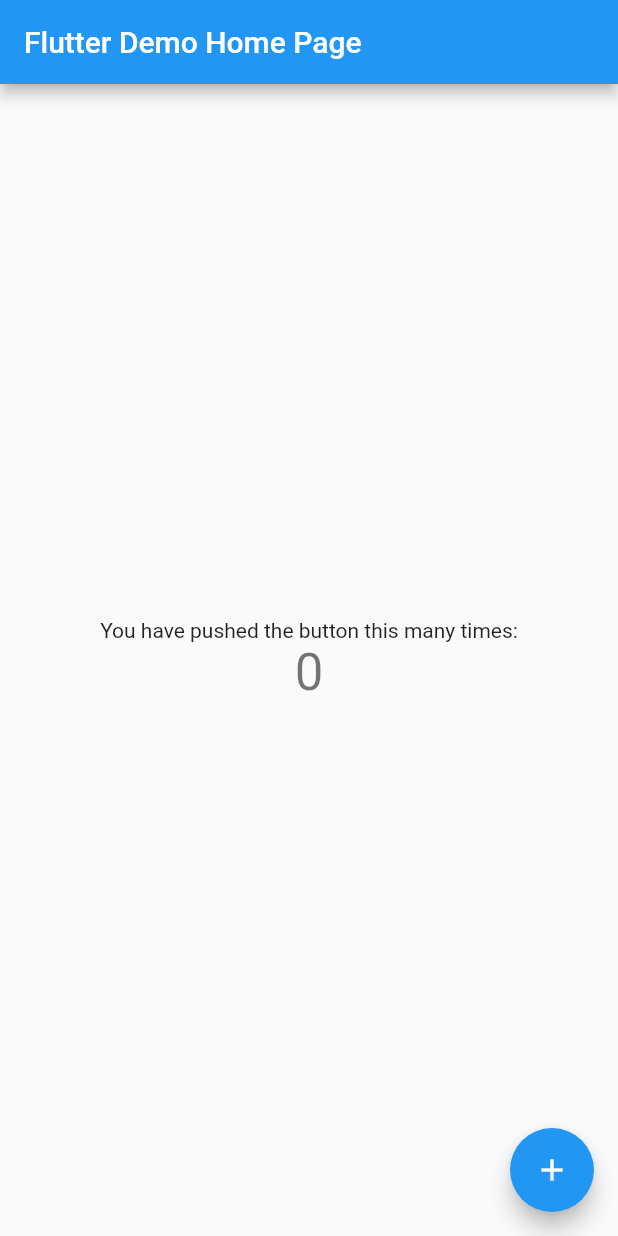
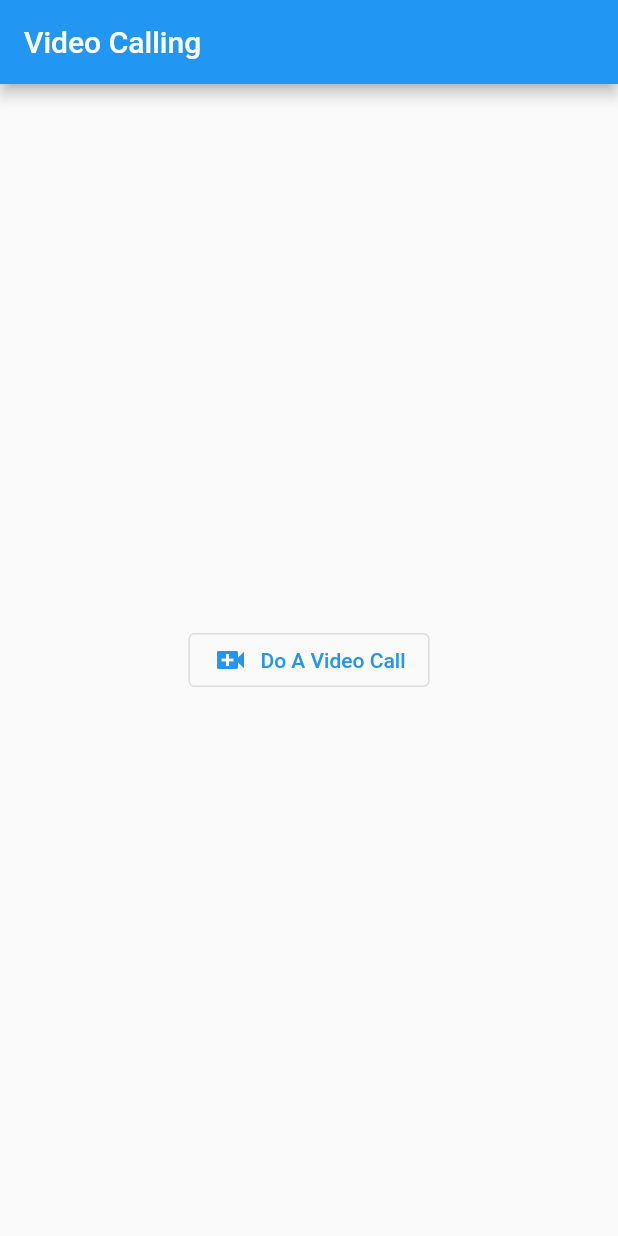
Before and after one commit to SyedAbdalAhmedShah/videoCalling, a Flutter app: the screen it shows after launch, on a phone screen of 412 x 824 dp. Run offline on Flutter 3.47's test engine with Material 2 defaults, Android fonts, the phone set to English and light mode, and no system bars; missing offline and left inert: agora_uikit.

```diff
--- a/lib/main.dart
+++ b/lib/main.dart
@@ -1,4 +1,5 @@
 import 'package:flutter/material.dart';
+import 'package:video_calling/view/home_screen.dart';
 
 void main() {
   runApp(const MyApp());
@@ -24,92 +25,7 @@ class MyApp extends StatelessWidget {
         // is not restarted.
         primarySwatch: Colors.blue,
       ),
-      home: const MyHomePage(title: 'Flutter Demo Home Page'),
+      home: const HomeScreen(),
     );
   }
 }
-
-class MyHomePage extends StatefulWidget {
-  const MyHomePage({Key? key, required this.title}) : super(key: key);
-
-  // This widget is the home page of your application. It is stateful, meaning
-  // that it has a State object (defined below) that contains fields that affect
-  // how it looks.
-
-  // This class is the configuration for the state. It holds the values (in this
-  // case the title) provided by the parent (in this case the App widget) and
-  // used by the build method of the State. Fields in a Widget subclass are
-  // always marked "final".
-
-  final String title;
-
-  @override
-  State<MyHomePage> createState() => _MyHomePageState();
-}
-
-class _MyHomePageState extends State<MyHomePage> {
-  int _counter = 0;
-
-  void _incrementCounter() {
-    setState(() {
-      // This call to setState tells the Flutter framework that something has
-      // changed in this State, which causes it to rerun the build method below
-      // so that the display can reflect the updated values. If we changed
-      // _counter without calling setState(), then the build method would not be
-      // called again, and so nothing would appear to happen.
-      _counter++;
-    });
-  }
-
-  @override
-  Widget build(BuildContext context) {
-    // This method is rerun every time setState is called, for instance as done
-    // by the _incrementCounter method above.
-    //
-    // The Flutter framework has been optimized to make rerunning build methods
-    // fast, so that you can just rebuild anything that needs updating rather
-    // than having to individually change instances of widgets.
-    return Scaffold(
-      appBar: AppBar(
-        // Here we take the value from the MyHomePage object that was created by
-        // the App.build method, and use it to set our appbar title.
-        title: Text(widget.title),
-      ),
-      body: Center(
-        // Center is a layout widget. It takes a single child and positions it
-        // in the middle of the parent.
-        child: Column(
-          // Column is also a layout widget. It takes a list of children and
-          // arranges them vertically. By default, it sizes itself to fit its
-          // children horizontally, and tries to be as tall as its parent.
-          //
-          // Invoke "debug painting" (press "p" in the console, choose the
-          // "Toggle Debug Paint" action from the Flutter Inspector in Android
-          // Studio, or the "Toggle Debug Paint" command in Visual Studio Code)
-          // to see the wireframe for each widget.
-          //
-          // Column has various properties to control how it sizes itself and
-          // how it positions its children. Here we use mainAxisAlignment to
-          // center the children vertically; the main axis here is the vertical
-          // axis because Columns are vertical (the cross axis would be
-          // horizontal).
-          mainAxisAlignment: MainAxisAlignment.center,
-          children: <Widget>[
-            const Text(
-              'You have pushed the button this many times:',
-            ),
-            Text(
-              '$_counter',
-              style: Theme.of(context).textTheme.headline4,
-            ),
-          ],
-        ),
-      ),
-      floatingActionButton: FloatingActionButton(
-        onPressed: _incrementCounter,
-        tooltip: 'Increment',
-        child: const Icon(Icons.add),
-      ), // This trailing comma makes auto-formatting nicer for build methods.
-    );
-  }
-}
--- /dev/null
+++ b/lib/utils/config.dart
@@ -0,0 +1,6 @@
+class Config {
+  static String token =
+      "006a8e68f7e6f2e44698de4631ae42851ccIACMcmOyxeDcl2Lfwe4AeldeMNMWrVSiCEA2o4S+vVPBFr2YShYAAAAAEABUm4+salSmYgEAAQBnVKZi";
+  static String appId = "a8e68f7e6f2e44698de4631ae42851cc";
+  static String channelName = "fluttering";
+}
--- /dev/null
+++ b/lib/view/home_screen.dart
@@ -0,0 +1,23 @@
+import 'package:flutter/material.dart';
+import 'package:video_calling/view/videocall_screen.dart';
+
+class HomeScreen extends StatelessWidget {
+  const HomeScreen({Key? key}) : super(key: key);
+
+  @override
+  Widget build(BuildContext context) {
+    return Scaffold(
+      appBar: AppBar(
+        title: Text('Video Calling '),
+      ),
+      body: Center(
+        child: OutlinedButton.icon(
+          onPressed: () => Navigator.of(context)
+              .push(MaterialPageRoute(builder: (_) => const VideoCallScreen())),
+          label: const Text('Do A Video Call'),
+          icon: const Icon(Icons.video_call),
+        ),
+      ),
+    );
+  }
+}
--- a/pubspec.yaml
+++ b/pubspec.yaml
@@ -34,6 +34,8 @@ dependencies:
   # The following adds the Cupertino Icons font to your application.
   # Use with the CupertinoIcons class for iOS style icons.
   cupertino_icons: ^1.0.2
+  agora_rtc_engine: ^5.2.0
+  agora_uikit: ^1.0.1
 
 dev_dependencies:
   flutter_test:
```
Also changed, not shown: lib/view/videocall_screen.dart (added, +41 -0 lines), pubspec.lock, 8 other files.
